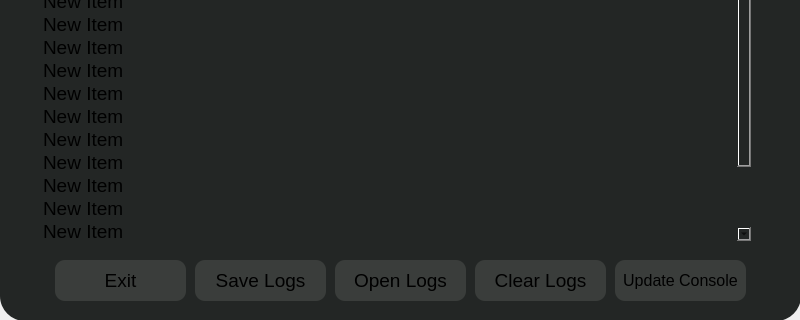
Qt form AutoDrawer_v2/AutoDrawer/consolewindow.ui (AlexDalas/autodrawer) before a commit; both pictures show x 0 to 800 and y 280 to 600 of the 800 by 600 pixel window.
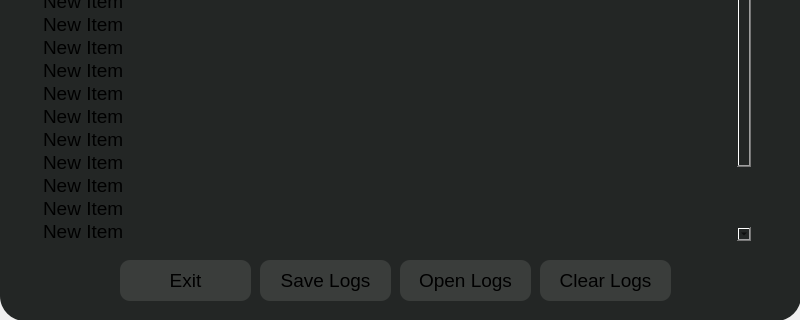
The same form after that commit. Icons and pictures are not drawn.

Commit message: Console fix and Settings fix

```diff
--- a/AutoDrawer_v2/AutoDrawer/consolewindow.ui
+++ b/AutoDrawer_v2/AutoDrawer/consolewindow.ui
@@ -40,7 +40,7 @@
     <widget class="QPushButton" name="Exit">
      <property name="geometry">
       <rect>
-       <x>55</x>
+       <x>120</x>
        <y>540</y>
        <width>131</width>
        <height>41</height>
@@ -70,7 +70,7 @@
     <widget class="QPushButton" name="Exit_2">
      <property name="geometry">
       <rect>
-       <x>195</x>
+       <x>260</x>
        <y>540</y>
        <width>131</width>
        <height>41</height>
@@ -100,7 +100,7 @@
     <widget class="QPushButton" name="Exit_3">
      <property name="geometry">
       <rect>
-       <x>335</x>
+       <x>400</x>
        <y>540</y>
        <width>131</width>
        <height>41</height>
@@ -130,7 +130,7 @@
     <widget class="QPushButton" name="Exit_4">
      <property name="geometry">
       <rect>
-       <x>475</x>
+       <x>540</x>
        <y>540</y>
        <width>131</width>
        <height>41</height>
@@ -290,39 +290,6 @@
       </property>
      </item>
     </widget>
-    <widget class="QPushButton" name="Exit_5">
-     <property name="geometry">
-      <rect>
-       <x>615</x>
-       <y>540</y>
-       <width>131</width>
-       <height>41</height>
-      </rect>
-     </property>
-     <property name="font">
-      <font>
-       <pointsize>-1</pointsize>
-       <italic>false</italic>
-       <bold>false</bold>
-      </font>
-     </property>
-     <property name="cursor">
-      <cursorShape>PointingHandCursor</cursorShape>
-     </property>
-     <property name="styleSheet">
-      <string notr="true">QPushButton{
-background: rgb(58,61,59);
-border-radius: 10px;
-font: 16px;
-}
-        QPushButton:hover {
-background: rgb(55,55,55);
-        }</string>
-     </property>
-     <property name="text">
-      <string>Update Console</string>
-     </property>
-    </widget>
    </widget>
   </widget>
  </widget>
```
The commit also changes 14 other files.
